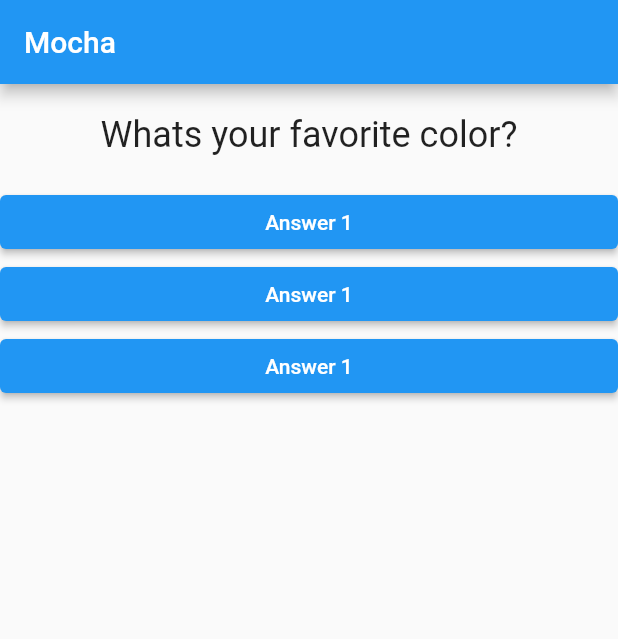
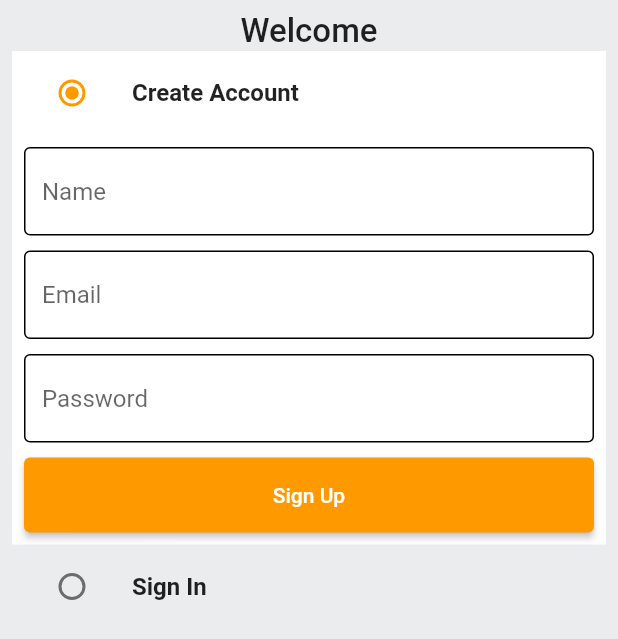
Before and after one commit to jason469/Mocha, a Flutter app: the screen it shows after launch, on a phone screen of 412 x 824 dp. Shown: the top 639 px of the screen. Run offline on Flutter 3.47's test engine with Material 2 defaults, Android fonts, the phone set to English and light mode, and no system bars.

Commit message:
Created sign up and sign page for frontend, will work on server now

```diff
--- a/lib/answer.dart
+++ /dev/null
@@ -1,18 +0,0 @@
-import 'package:flutter/material.dart';
-
-class Answer extends StatelessWidget {
-  final VoidCallback selectHandler;
-
-  Answer({required this.selectHandler});
-
-  @override
-  Widget build(BuildContext context) {
-    return SizedBox(
-      width: double.infinity,
-      child: ElevatedButton(
-        onPressed: selectHandler,
-        child: const Text('Answer 1'),
-      ),
-    );
-  }
-}
--- /dev/null
+++ b/lib/common/widgets/CustomButton.dart
@@ -0,0 +1,22 @@
+import 'package:flutter/material.dart';
+
+class CustomButton extends StatelessWidget {
+  final String text;
+  final VoidCallback onTap;
+
+  const CustomButton({Key? key, required this.text, required this.onTap})
+      : super(key: key);
+
+  @override
+  Widget build(BuildContext context) {
+    return ElevatedButton(
+      onPressed: onTap,
+      style: ElevatedButton.styleFrom(
+        minimumSize: const Size(double.infinity, 50),
+      ),
+      child: Text(
+        text,
+      ),
+    );
+  }
+}
--- /dev/null
+++ b/lib/common/widgets/CustomTextField.dart
@@ -0,0 +1,35 @@
+import 'package:flutter/material.dart';
+
+class CustomTextField extends StatelessWidget {
+  final TextEditingController controller;
+  final String hintText;
+
+  const CustomTextField({
+    Key? key,
+    required this.controller,
+    required this.hintText,
+  }) : super(key: key);
+
+  @override
+  Widget build(BuildContext context) {
+    return TextFormField(
+      controller: controller,
+      decoration: InputDecoration(
+        hintText: hintText,
+        border: const OutlineInputBorder(
+            borderSide: BorderSide(
+                color: Colors.black
+            )
+        ),
+        enabledBorder: const OutlineInputBorder(
+            borderSide: BorderSide(
+                color: Colors.black
+            )
+        ),
+      ),
+      validator: (val) {
+
+      },
+    );
+  }
+}
--- /dev/null
+++ b/lib/constants/global_variables.dart
@@ -0,0 +1,20 @@
+import 'package:flutter/material.dart';
+
+String uri = 'http://<yourip>:3000';
+
+class GlobalVariables {
+  // COLORS
+  static const appBarGradient = LinearGradient(
+    colors: [
+      Color.fromARGB(255, 29, 201, 192),
+      Color.fromARGB(255, 125, 221, 216),
+    ],
+    stops: [0.5, 1.0],
+  );
+
+  static const secondaryColor = Color.fromRGBO(255, 153, 0, 1);
+  static const backgroundColor = Colors.white;
+  static const Color greyBackgroundCOlor = Color(0xffebecee);
+  static var selectedNavBarColor = Colors.cyan[800]!;
+  static const unselectedNavBarColor = Colors.black87;
+}
--- /dev/null
+++ b/lib/features/auth/screens/auth_screen.dart
@@ -0,0 +1,156 @@
+import 'package:flutter/material.dart';
+import 'package:mocha/common/widgets/CustomButton.dart';
+import 'package:mocha/common/widgets/CustomTextField.dart';
+import 'package:mocha/constants/global_variables.dart';
+
+enum Auth { signin, signup }
+
+class AuthScreen extends StatefulWidget {
+  static const String routeName = '/auth-screen';
+
+  const AuthScreen({Key? key}) : super(key: key);
+
+  @override
+  State<AuthScreen> createState() => _AuthScreenState();
+}
+
+class _AuthScreenState extends State<AuthScreen> {
+  Auth _auth = Auth.signup;
+  final _signUpFormKey = GlobalKey<FormState>();
+  final _signInFormKey = GlobalKey<FormState>();
+
+  final TextEditingController _emailController = TextEditingController();
+  final TextEditingController _passwordController = TextEditingController();
+  final TextEditingController _nameController = TextEditingController();
+
+  @override
+  void dispose() {
+    super.dispose();
+    _emailController.dispose();
+    _passwordController.dispose();
+    _nameController.dispose();
+  }
+
+  @override
+  Widget build(BuildContext context) {
+    return Scaffold(
+      backgroundColor: GlobalVariables.greyBackgroundCOlor,
+      body: SafeArea(
+          child: Padding(
+        padding: const EdgeInsets.all(8.0),
+        child: Column(
+          children: [
+            const Text(
+              'Welcome',
+              style: TextStyle(fontSize: 22, fontWeight: FontWeight.w500),
+            ),
+            ListTile(
+              tileColor: _auth == Auth.signup
+                  ? GlobalVariables.backgroundColor
+                  : GlobalVariables.greyBackgroundCOlor,
+              title: const Text(
+                'Create Account',
+                style: TextStyle(fontWeight: FontWeight.bold),
+              ),
+              leading: Radio(
+                activeColor: GlobalVariables.secondaryColor,
+                value: Auth.signup,
+                groupValue: _auth,
+                onChanged: (Auth? val) {
+                  setState(() {
+                    _auth = val!;
+                  });
+                },
+              ),
+            ),
+            if (_auth == Auth.signup)
+              Container(
+                padding: const EdgeInsets.all(8),
+                color: GlobalVariables.backgroundColor,
+                child: Form(
+                  key: _signUpFormKey,
+                  child: Column(
+                    crossAxisAlignment: CrossAxisAlignment.start,
+                    children: [
+                      CustomTextField(
+                        controller: _nameController,
+                        hintText: "Name",
+                      ),
+                      const SizedBox(
+                        height: 10,
+                      ),
+                      CustomTextField(
+                        controller: _emailController,
+                        hintText: "Email",
+                      ),
+                      const SizedBox(
+                        height: 10,
+                      ),
+                      CustomTextField(
+                        controller: _passwordController,
+                        hintText: "Password",
+                      ),
+                      const SizedBox(
+                        height: 10,
+                      ),
+                      CustomButton(text: "Sign Up", onTap: () {})
+                    ],
+                  ),
+                ),
+              ),
+            ListTile(
+              tileColor: _auth == Auth.signin
+                  ? GlobalVariables.backgroundColor
+                  : GlobalVariables.greyBackgroundCOlor,
+              title: const Text(
+                'Sign In',
+                style: TextStyle(fontWeight: FontWeight.bold),
+              ),
+              leading: Radio(
+                activeColor: GlobalVariables.secondaryColor,
+                value: Auth.signin,
+                groupValue: _auth,
+                onChanged: (Auth? val) {
+                  setState(() {
+                    _auth = val!;
+                  });
+                },
+              ),
+            ),
+            if (_auth == Auth.signin)
+              Container(
+                padding: const EdgeInsets.all(8),
+                color: GlobalVariables.backgroundColor,
+                child: Form(
+                  key: _signInFormKey,
+                  child: Column(
+                    crossAxisAlignment: CrossAxisAlignment.start,
+                    children: [
+                      const SizedBox(
+                        height: 10,
+                      ),
+                      CustomTextField(
+                        controller: _emailController,
+                        hintText: "Email",
+                      ),
+                      const SizedBox(
+                        height: 10,
+                      ),
+                      CustomTextField(
+                        controller: _passwordController,
+                        hintText: "Password",
+                      ),
+                      const SizedBox(
+                        height: 10,
+                      ),
+                      CustomButton(text: "Sign In", onTap: () {})
+                    ],
+                  ),
+                ),
+              ),
+          ],
+        ),
+      )),
+    );
+  }
+}
--- a/lib/main.dart
+++ b/lib/main.dart
@@ -1,75 +1,27 @@
 import 'package:flutter/material.dart';
-import 'package:mocha/main.dart';
-
-import './question.dart';
-import './answer.dart';
+import 'package:mocha/constants/global_variables.dart';
+import 'package:mocha/features/auth/screens/auth_screen.dart';
+import 'package:mocha/router.dart';
 
 void main() {
   runApp(MyApp());
 }
 
-class MyApp extends StatefulWidget {
-  @override
-  State<StatefulWidget> createState() {
-    return _MyAppState();
-  }
-}
-
-class _MyAppState extends State<MyApp> {
-  // The _ defines MyAppState as a private class
-  var _questionIndex = 0;
-
-  void _answerQuestion() {
-    setState(() {
-      _questionIndex = _questionIndex + 1;
-    });
-    print('Answer chosen');
-  }
+class MyApp extends StatelessWidget {
+  const MyApp({Key? key}) : super(key: key);
 
   @override
   Widget build(BuildContext context) {
-    List<Map> questions = <Map>[];
-    questions.add({
-      'questionText': 'Whats your favorite color?',
-      'answers': ['Black', 'Red', 'Green', 'White'],
-    });
-
-    questions.add(
-      {
-        'questionText': 'Whats your favorite animal?',
-        'answers': ['Cat', 'Dog', 'Rabbit', 'Fish'],
-      },
-    );
-
-    questions.add(
-      {
-        'questionText': 'Whats your favorite phone?',
-        'answers': ['iPhone', 'Android', 'Oppo', 'Huawei'],
-      },
-    );
-
     return MaterialApp(
-      home: Scaffold(
-        appBar: AppBar(
-          title: Text('Mocha'),
-        ),
-        body: Column(
-          children: [
-            Question(
-              questionText: questions[_questionIndex]['questionText'],
-            ),
-            Answer(
-              selectHandler: _answerQuestion,
-            ),
-            Answer(
-              selectHandler: _answerQuestion,
-            ),
-            Answer(
-              selectHandler: _answerQuestion,
-            ),
-          ],
-        ),
-      ),
+      title: 'Mocha',
+      theme: ThemeData(
+          scaffoldBackgroundColor: GlobalVariables.backgroundColor,
+          colorScheme:
+              const ColorScheme.light(primary: GlobalVariables.secondaryColor),
+          appBarTheme: const AppBarTheme(
+              elevation: 0, iconTheme: IconThemeData(color: Colors.black))),
+      onGenerateRoute: (settings) => generateRoute(settings),
+      home: const AuthScreen(),
     );
   }
 }
--- a/lib/question.dart
+++ /dev/null
@@ -1,20 +0,0 @@
-import 'package:flutter/material.dart';
-
-class Question extends StatelessWidget {
-  final String
-      questionText; // Final means the variable can't be changed after its initialised
-
-  Question({required this.questionText}); //Constructor
-  @override
-  Widget build(BuildContext context) {
-    return Container(
-      width: double.infinity,
-      margin: EdgeInsets.all(20),
-      child: Text(
-        questionText,
-        style: TextStyle(fontSize: 24),
-        textAlign: TextAlign.center,
-      ),
-    );
-  }
-}
--- /dev/null
+++ b/lib/router.dart
@@ -0,0 +1,21 @@
+import 'package:flutter/material.dart';
+import 'package:mocha/features/auth/screens/auth_screen.dart';
+
+Route<dynamic> generateRoute(RouteSettings routeSettings) {
+  switch (routeSettings.name) {
+    case AuthScreen.routeName:
+      return MaterialPageRoute(
+        settings: routeSettings,
+        builder: (_) => const AuthScreen(),
+      );
+    default:
+      return MaterialPageRoute(
+        settings: routeSettings,
+        builder: (_) => const Scaffold(
+          body: Center(
+            child: Text('Screen doesnt exist')
+          )
+        ),
+      );
+  }
+}
```
Also changed, not shown: 1 other file.
